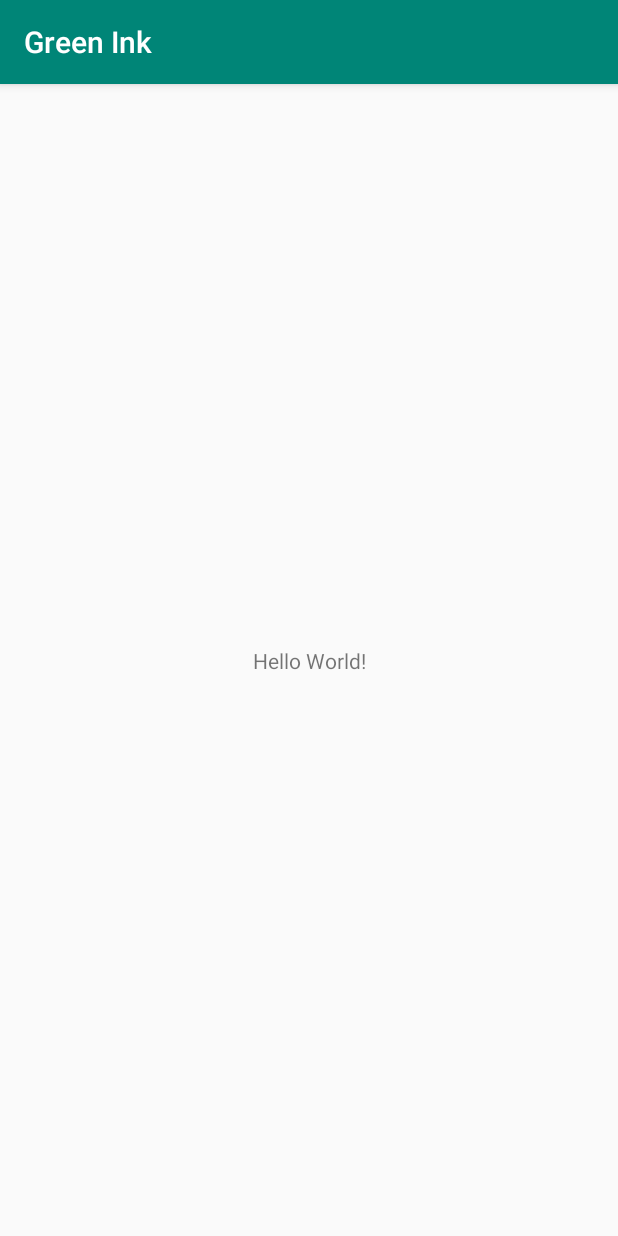
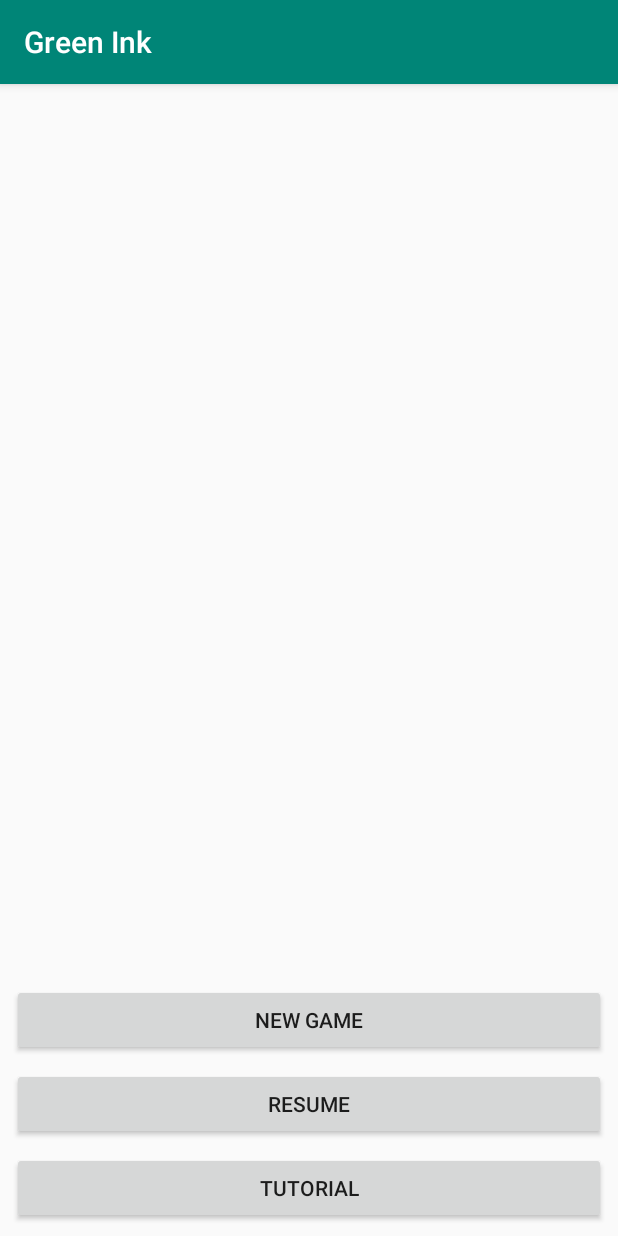
Before and after one commit to cfm155/Green-Ink, an Android app: the screen it shows after launch (MainActivity), on a phone screen of 412 x 824 dp. Run offline under Robolectric (Android 15) with nearby library versions, the light colour scheme and no system bars.

Commit message:
App Template

```diff
--- a/app/src/main/AndroidManifest.xml
+++ b/app/src/main/AndroidManifest.xml
@@ -16,6 +16,7 @@
                 <category android:name="android.intent.category.LAUNCHER" />
             </intent-filter>
         </activity>
+        <activity android:name=".TutorialActivity"></activity>
     </application>
 
 </manifest>
--- a/app/src/main/java/com/example/cartermccall/greenink/MainActivity.java
+++ b/app/src/main/java/com/example/cartermccall/greenink/MainActivity.java
@@ -1,13 +1,27 @@
 package com.example.cartermccall.greenink;
 
+import android.content.Intent;
 import android.support.v7.app.AppCompatActivity;
 import android.os.Bundle;
+import android.view.View;
+import android.widget.Button;
 
 public class MainActivity extends AppCompatActivity {
+
+    private Button tutorialButton;
 
     @Override
     protected void onCreate(Bundle savedInstanceState) {
         super.onCreate(savedInstanceState);
         setContentView(R.layout.activity_main);
+
+        tutorialButton = (Button) findViewById(R.id.tutorial_button);
+        tutorialButton.setOnClickListener(new View.OnClickListener() {
+            @Override
+            public void onClick(View v) {
+                Intent intent = new Intent(v.getContext(), TutorialActivity.class);
+                startActivity(intent);
+            }
+        });
     }
 }
--- a/app/src/main/res/layout/activity_main.xml
+++ b/app/src/main/res/layout/activity_main.xml
@@ -6,13 +6,45 @@
     android:layout_height="match_parent"
     tools:context=".MainActivity">
 
-    <TextView
-        android:layout_width="wrap_content"
+    <Button
+        android:id="@+id/new_button"
+        android:layout_width="0dp"
         android:layout_height="wrap_content"
-        android:text="Hello World!"
+        android:layout_marginStart="8dp"
+        android:layout_marginLeft="8dp"
+        android:layout_marginEnd="8dp"
+        android:layout_marginRight="8dp"
+        android:layout_marginBottom="8dp"
+        android:text="New Game"
+        app:layout_constraintBottom_toTopOf="@+id/resume_button"
+        app:layout_constraintEnd_toEndOf="parent"
+        app:layout_constraintStart_toStartOf="parent" />
+
+    <Button
+        android:id="@+id/resume_button"
+        android:layout_width="0dp"
+        android:layout_height="wrap_content"
+        android:layout_marginStart="8dp"
+        android:layout_marginLeft="8dp"
+        android:layout_marginEnd="8dp"
+        android:layout_marginRight="8dp"
+        android:layout_marginBottom="8dp"
+        android:text="Resume"
+        app:layout_constraintBottom_toTopOf="@+id/tutorial_button"
+        app:layout_constraintEnd_toEndOf="parent"
+        app:layout_constraintStart_toStartOf="parent" />
+
+    <Button
+        android:id="@+id/tutorial_button"
+        android:layout_width="0dp"
+        android:layout_height="wrap_content"
+        android:layout_marginStart="8dp"
+        android:layout_marginLeft="8dp"
+        android:layout_marginEnd="8dp"
+        android:layout_marginRight="8dp"
+        android:layout_marginBottom="8dp"
+        android:text="Tutorial"
         app:layout_constraintBottom_toBottomOf="parent"
-        app:layout_constraintLeft_toLeftOf="parent"
-        app:layout_constraintRight_toRightOf="parent"
-        app:layout_constraintTop_toTopOf="parent" />
-
+        app:layout_constraintEnd_toEndOf="parent"
+        app:layout_constraintStart_toStartOf="parent" />
 </android.support.constraint.ConstraintLayout>
```
Also changed, not shown: app/src/main/java/com/example/cartermccall/greenink/TutorialActivity.java (added, +27 -0 lines), app/src/main/res/layout/activity_tutorial.xml (added, +22 -0 lines).
